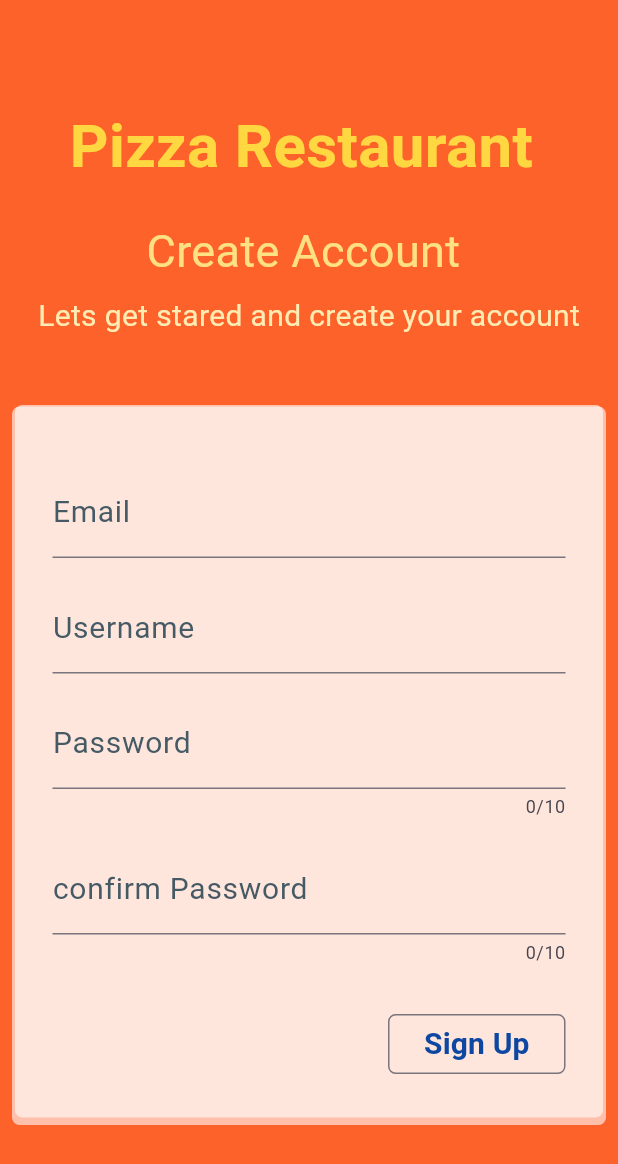
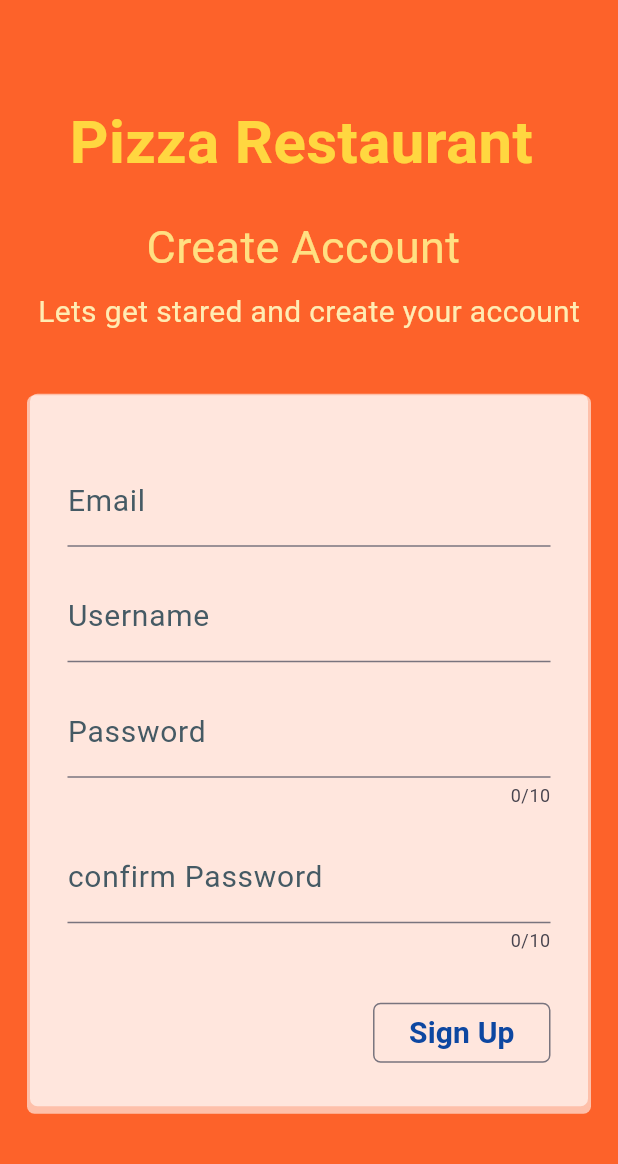
Before and after one commit to Hind-Alaa-Fathy/Sign-Up-page, a Flutter app: the screen it shows after launch, on a phone screen of 412 x 824 dp. Shown: the top 1164 px of the screen. Run offline on Flutter 3.47's test engine with Material 3 defaults, Android fonts, the phone set to English and light mode, and no system bars.

Commit message:
size updated

```diff
--- a/lib/screens/form_page.dart
+++ b/lib/screens/form_page.dart
@@ -30,9 +30,9 @@ class _FormPageState extends State<FormPage> {
               textInApp(text: "Create Account ",fontSize: 30,color: Colors.amber.shade200),
               const SizedBox(height: 7,),
               textInApp(text: "Lets get stared and create your account",color: Colors.amber.shade100),
-              const SizedBox(height: 35,),
+              const SizedBox(height: 20,),
               Container(
-                margin: const EdgeInsets.all(10),
+                margin: const EdgeInsets.all(20),
                 padding: const EdgeInsets.all(25),
                 decoration: BoxDecoration(
                   color: Colors.white60,
```
